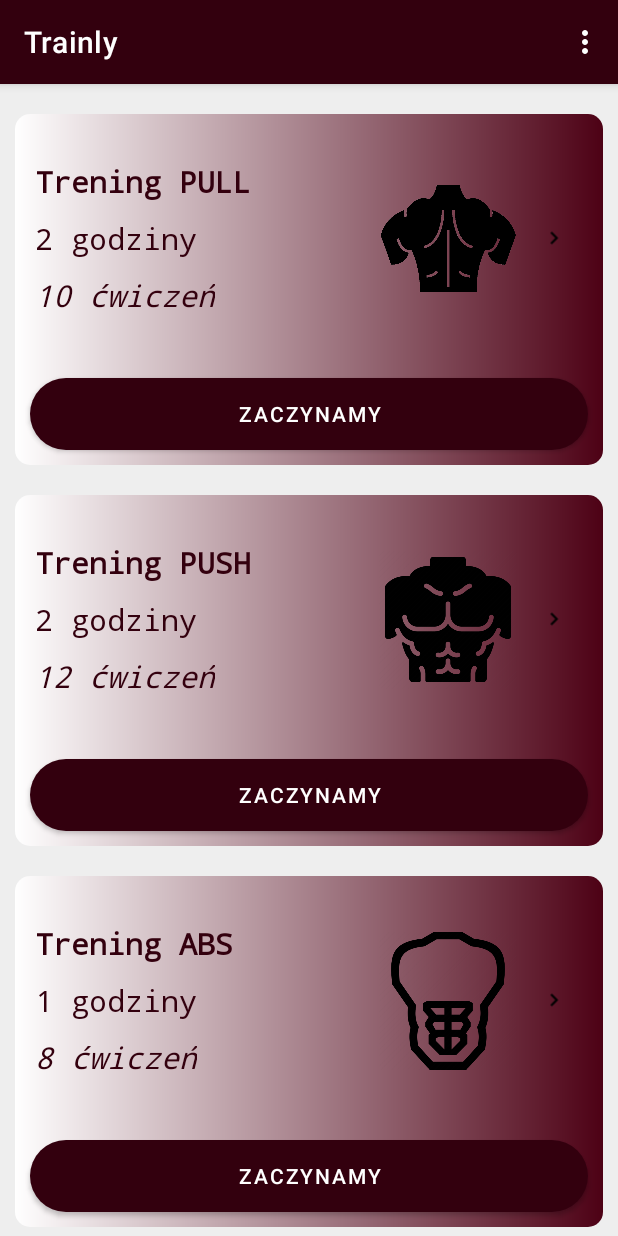
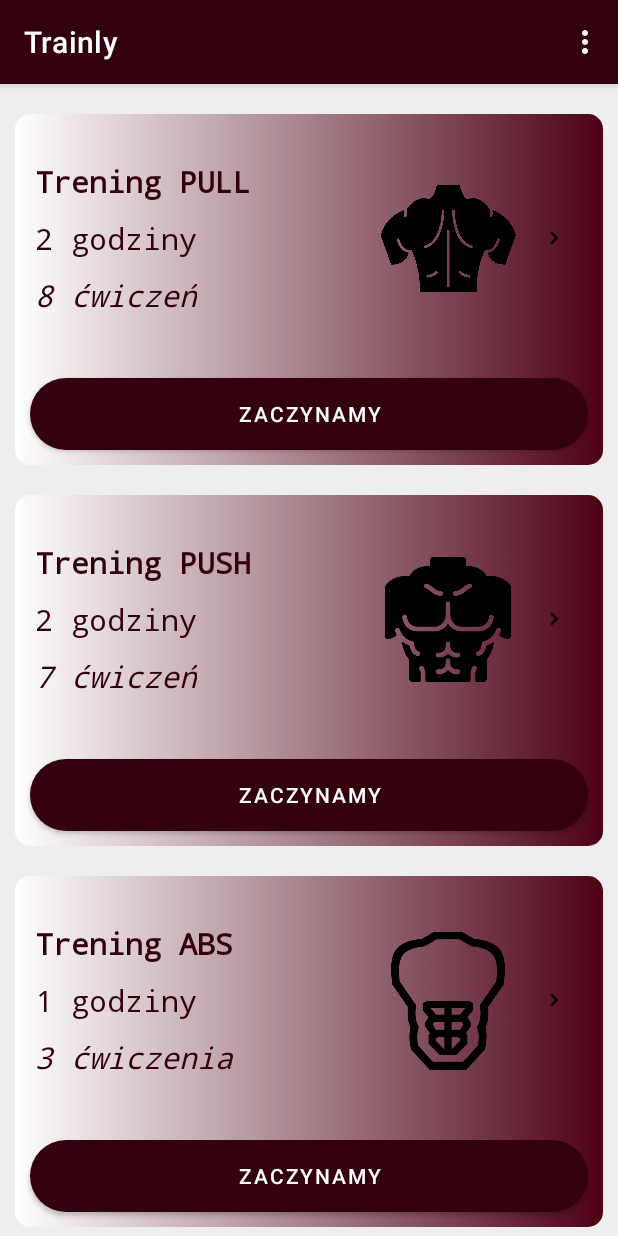
Before and after one commit to Funiek/systemy-mobilne-projekt, an Android app: the screen it shows after launch (MainActivity), on a phone screen of 412 x 824 dp. Run offline under Robolectric (Android 15) with nearby library versions, the phone set to English and light mode, and no system bars.

Commit message:
zmiana ilości ćwiczeń w main activity na takie jakie są

```diff
--- a/app/src/main/res/layout/activity_main.xml
+++ b/app/src/main/res/layout/activity_main.xml
@@ -71,7 +71,7 @@
                             android:layout_height="wrap_content"
                             android:fontFamily="monospace"
                             android:padding="5.0dp"
-                            android:text="10 ćwiczeń"
+                            android:text="8 ćwiczeń"
                             android:textColor="@color/purple_500"
                             android:textSize="20.0dp"
                             android:textStyle="italic"/>
@@ -172,7 +172,7 @@
                             android:layout_height="wrap_content"
                             android:fontFamily="monospace"
                             android:padding="5.0dp"
-                            android:text="12 ćwiczeń"
+                            android:text="7 ćwiczeń"
                             android:textColor="@color/purple_500"
                             android:textSize="20.0dp"
                             android:textStyle="italic"/>
@@ -273,7 +273,7 @@
                             android:layout_height="wrap_content"
                             android:fontFamily="monospace"
                             android:padding="5.0dp"
-                            android:text="8 ćwiczeń"
+                            android:text="3 ćwiczenia"
                             android:textColor="@color/purple_500"
                             android:textSize="20.0dp"
                             android:textStyle="italic"/>
@@ -374,7 +374,7 @@
                             android:layout_height="wrap_content"
                             android:fontFamily="monospace"
                             android:padding="5.0dp"
-                            android:text="8 ćwiczeń"
+                            android:text="4 ćwiczenia"
                             android:textColor="@color/purple_500"
                             android:textSize="20.0dp"
                             android:textStyle="italic"/>
```
